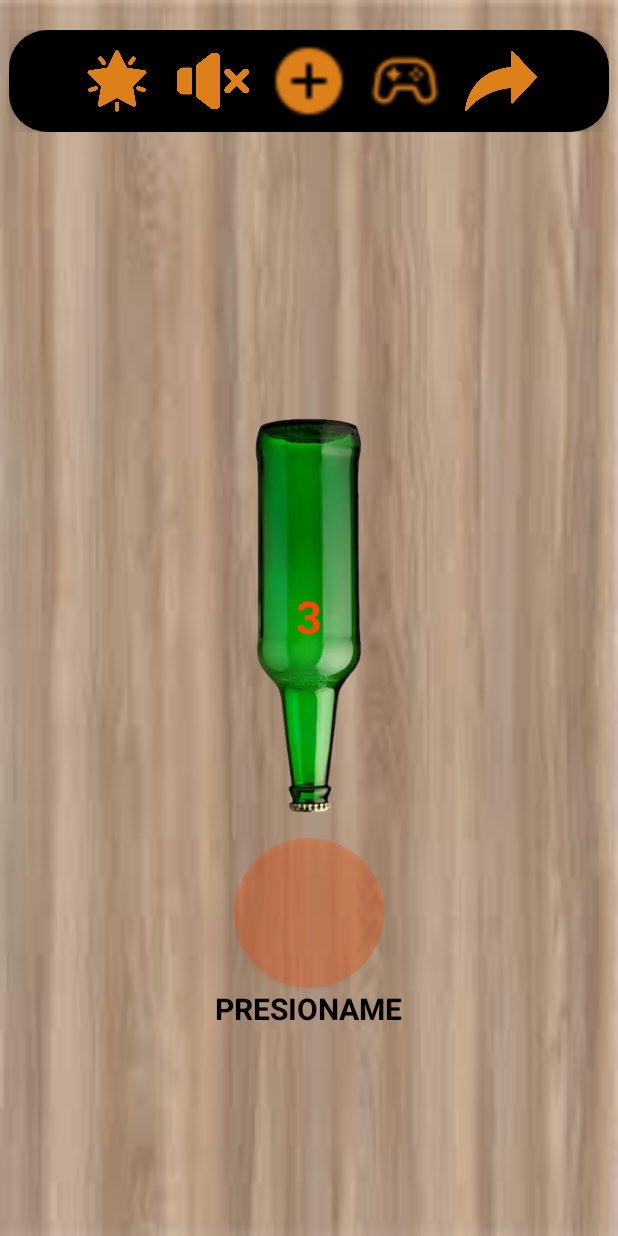
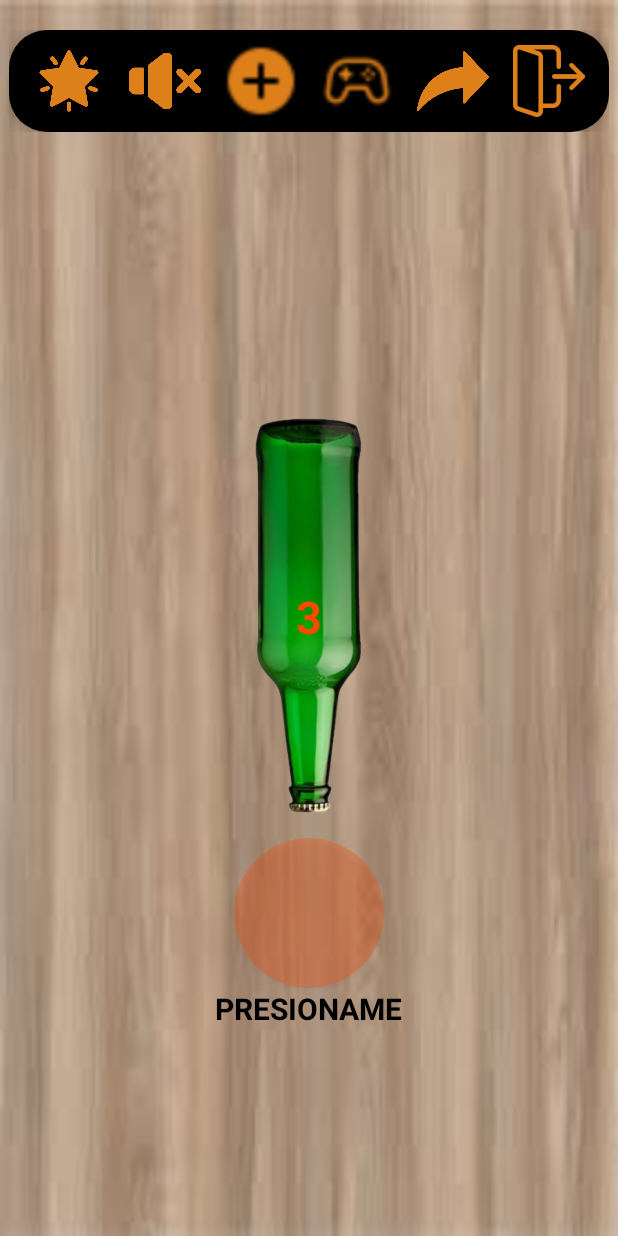
Before and after one commit to keivch/Equipo4, an Android app: the ToolbarFragment screen opened directly, with no data from a screen before it, after a tap on an icon or button, on a phone screen of 412 x 824 dp. Run offline under Robolectric (Android 15) with nearby library versions, the phone set to English and light mode, and no system bars; 1 other tap on this screen came first.

Commit message:
Cerrar sesion, exitoso

```diff
--- a/app/src/main/java/com/example/project1/TolbarFragment.kt
+++ b/app/src/main/java/com/example/project1/TolbarFragment.kt
@@ -9,6 +9,7 @@ import android.view.ViewGroup
 import android.widget.ImageView
 import androidx.fragment.app.Fragment
 import com.example.project1.view.GameRulesActivity
+import com.example.project1.view.LoginView
 
 class ToolbarFragment : Fragment() {
 
@@ -31,6 +32,7 @@ class ToolbarFragment : Fragment() {
         val iconInstructions: ImageView = view.findViewById(R.id.icon_instructions)
         val iconChallenges: ImageView = view.findViewById(R.id.icon_challenges)
         val iconShare: ImageView = view.findViewById(R.id.icon_share)
+        val iconClose: ImageView = view.findViewById(R.id.icon_close)
 
         // Inicializar audio
         mediaPlayer = MediaPlayer.create(requireContext(), R.raw.musica_espera)
@@ -70,6 +72,11 @@ class ToolbarFragment : Fragment() {
             }
             startActivity(Intent.createChooser(shareIntent, "Compartir vía"))
         }
+
+        iconClose.setOnClickListener{
+            val intent = Intent(requireContext(), LoginView::class.java)
+            startActivity(intent)
+        }
     }
 
     private fun toggleAudio(iconAudio: ImageView) {
--- a/app/src/main/res/layout/toolbar.xml
+++ b/app/src/main/res/layout/toolbar.xml
@@ -11,33 +11,35 @@
     android:elevation="8dp">
 
     <!-- Ícono de estrella -->
+
+    <!-- Ícono para el audio -->
+
+    <!-- Ícono de retos -->
     <ImageView
         android:id="@+id/icon_star"
         android:layout_width="48dp"
         android:layout_height="48dp"
+        android:layout_margin="8dp"
         android:src="@drawable/ic_star"
-        android:tint="@color/orange"
-        android:layout_margin="8dp"/>
+        android:tint="@color/orange" />
 
-    <!-- Ícono para el audio -->
     <ImageView
         android:id="@+id/icon_audio"
         android:layout_width="48dp"
         android:layout_height="48dp"
+        android:layout_margin="8dp"
+
         android:src="@drawable/ic_audio_on"
+        android:tint="@color/orange" />
 
-        android:tint="@color/orange"
-        android:layout_margin="8dp"/>
-
-    <!-- Ícono de retos -->
+    <!-- Ícono para agregar retos -->
     <ImageView
         android:id="@+id/icon_challenges"
         android:layout_width="48dp"
         android:layout_height="48dp"
-        android:src="@drawable/ic_challenge"
-        android:layout_margin="8dp"/>
+        android:layout_margin="8dp"
+        android:src="@drawable/ic_challenge" />
 
-    <!-- Ícono para agregar retos -->
     <ImageView
         android:id="@+id/icon_instructions"
         android:layout_width="48dp"
@@ -54,4 +56,13 @@
 
         android:tint="@color/orange"
         android:layout_margin="8dp"/>
+
+    <!-- Icono para cerrar sesion  -->
+    <ImageView
+        android:id="@+id/icon_close"
+        android:layout_width="48dp"
+        android:layout_height="48dp"
+        android:src="@drawable/cerrarsesion"
+        android:layout_margin="8dp"></ImageView>
+
 </LinearLayout>
```
Also changed, not shown: app/src/main/res/drawable/cerrarsesion.png (added).
